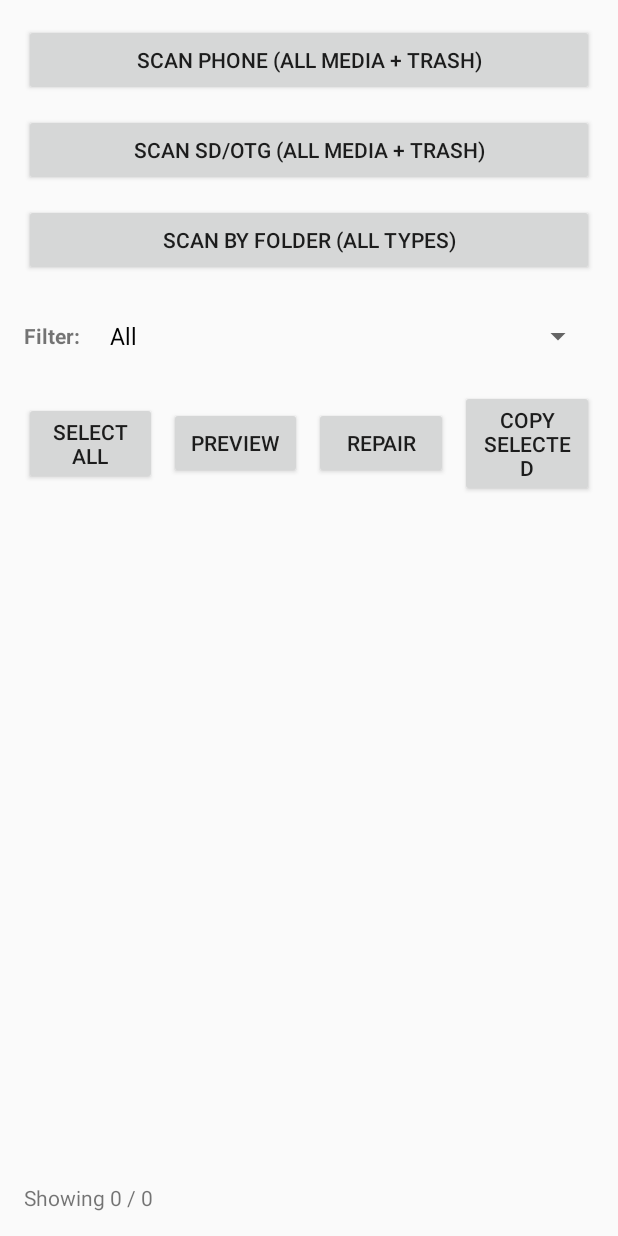
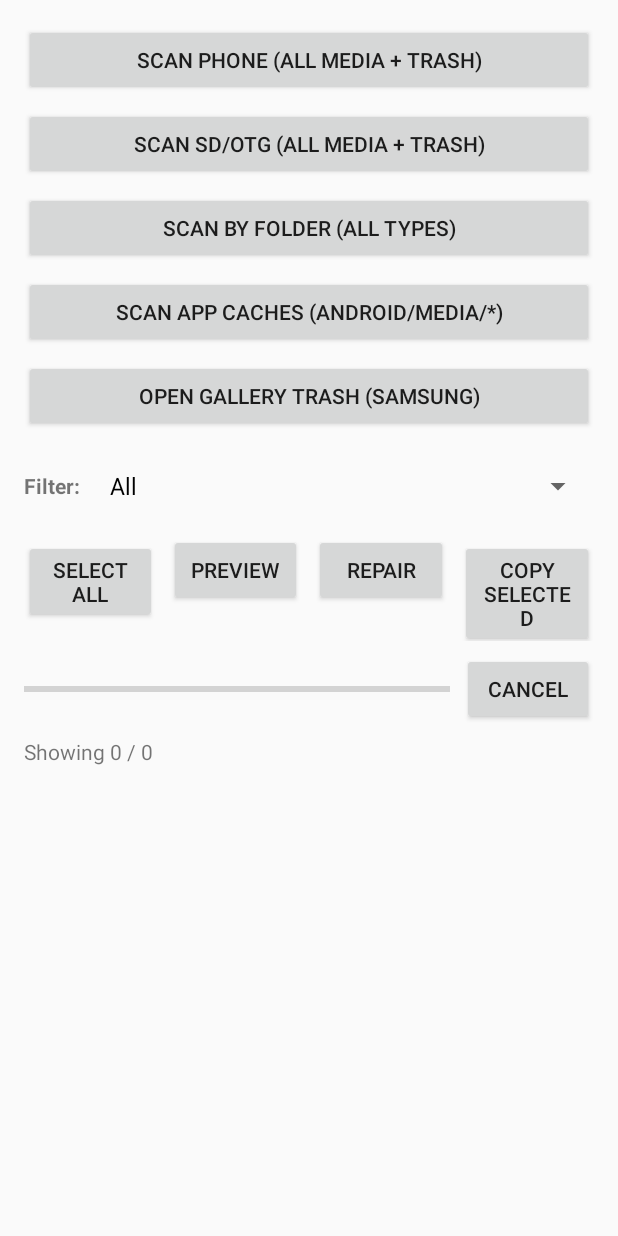
Before and after one commit to Art2485/.github-workflows-build-apk.yml, an Android app: the screen it shows after launch (MainActivity), on a phone screen of 412 x 824 dp. Run offline under Robolectric (Android 15) with nearby library versions, the phone set to English and light mode, and no system bars.

Commit message:
Update activity_main.xml

```diff
--- a/app/src/main/res/layout/activity_main.xml
+++ b/app/src/main/res/layout/activity_main.xml
@@ -1,117 +1,87 @@
 <?xml version="1.0" encoding="utf-8"?>
 <LinearLayout xmlns:android="http://schemas.android.com/apk/res/android"
-    android:orientation="vertical"
-    android:padding="16dp"
-    android:layout_width="match_parent"
-    android:layout_height="match_parent">
+    android:orientation="vertical" android:padding="16dp"
+    android:layout_width="match_parent" android:layout_height="match_parent">
 
-    <!-- ปุ่มสแกน -->
-    <Button
-        android:id="@+id/btnScanPhone"
-        android:text="SCAN PHONE (ALL MEDIA + TRASH)"
-        android:layout_width="match_parent"
-        android:layout_height="wrap_content"/>
+    <!-- สแกนหลัก -->
+    <Button android:id="@+id/btnScanPhone"
+        android:layout_width="match_parent" android:layout_height="wrap_content"
+        android:text="SCAN PHONE (ALL MEDIA + TRASH)"/>
 
+    <Space android:layout_width="0dp" android:layout_height="8dp"/>
+    <Button android:id="@+id/btnScanRemovable"
+        android:layout_width="match_parent" android:layout_height="wrap_content"
+        android:text="SCAN SD/OTG (ALL MEDIA + TRASH)"/>
+
+    <Space android:layout_width="0dp" android:layout_height="8dp"/>
+    <Button android:id="@+id/btnPickFolder"
+        android:layout_width="match_parent" android:layout_height="wrap_content"
+        android:text="SCAN BY FOLDER (ALL TYPES)"/>
+
+    <Space android:layout_width="0dp" android:layout_height="8dp"/>
+    <Button android:id="@+id/btnScanAppCaches"
+        android:layout_width="match_parent" android:layout_height="wrap_content"
+        android:text="SCAN APP CACHES (Android/media/*)"/>
+
+    <Space android:layout_width="0dp" android:layout_height="8dp"/>
+    <Button android:id="@+id/btnOpenGalleryTrash"
+        android:layout_width="match_parent" android:layout_height="wrap_content"
+        android:text="OPEN GALLERY TRASH (Samsung)"/>
+
+    <!-- แถว Filter -->
     <Space android:layout_width="0dp" android:layout_height="12dp"/>
-
-    <Button
-        android:id="@+id/btnScanRemovable"
-        android:text="SCAN SD/OTG (ALL MEDIA + TRASH)"
-        android:layout_width="match_parent"
-        android:layout_height="wrap_content"/>
-
-    <Space android:layout_width="0dp" android:layout_height="12dp"/>
-
-    <Button
-        android:id="@+id/btnPickFolder"
-        android:text="SCAN BY FOLDER (ALL TYPES)"
-        android:layout_width="match_parent"
-        android:layout_height="wrap_content"/>
-
-    <Space android:layout_width="0dp" android:layout_height="16dp"/>
-
-    <!-- แถว Filter + ปุ่มต่าง ๆ -->
-    <LinearLayout
-        android:layout_width="match_parent"
-        android:layout_height="wrap_content"
-        android:gravity="center_vertical"
-        android:orientation="horizontal">
-
-        <TextView
-            android:layout_width="wrap_content"
-            android:layout_height="wrap_content"
-            android:text="Filter:"
-            android:textStyle="bold"
-            android:paddingEnd="12dp"/>
-
-        <Spinner
-            android:id="@+id/spinnerFilter"
-            android:layout_width="0dp"
-            android:layout_height="wrap_content"
-            android:layout_weight="1"
-            android:spinnerMode="dropdown" />
+    <LinearLayout android:layout_width="match_parent" android:layout_height="wrap_content"
+        android:orientation="horizontal" android:gravity="center_vertical">
+        <TextView android:layout_width="wrap_content" android:layout_height="wrap_content"
+            android:text="Filter:" android:textStyle="bold" android:paddingEnd="12dp"/>
+        <Spinner android:id="@+id/spinnerFilter"
+            android:layout_width="0dp" android:layout_height="wrap_content" android:layout_weight="1"/>
     </LinearLayout>
 
-    <Space android:layout_width="0dp" android:layout_height="12dp"/>
-
-    <LinearLayout
-        android:layout_width="match_parent"
-        android:layout_height="wrap_content"
-        android:gravity="center"
-        android:weightSum="4"
-        android:orientation="horizontal">
-
-        <Button
-            android:id="@+id/btnSelectAll"
-            android:text="SELECT ALL"
-            android:layout_width="0dp"
-            android:layout_height="wrap_content"
-            android:layout_weight="1"/>
-
+    <!-- ปุ่มทำงานกับรายการ -->
+    <Space android:layout_width="0dp" android:layout_height="8dp"/>
+    <LinearLayout android:layout_width="match_parent" android:layout_height="wrap_content"
+        android:orientation="horizontal" android:weightSum="4">
+        <Button android:id="@+id/btnSelectAll"
+            android:layout_width="0dp" android:layout_height="wrap_content" android:layout_weight="1"
+            android:text="SELECT ALL"/>
         <Space android:layout_width="8dp" android:layout_height="0dp"/>
-
-        <Button
-            android:id="@+id/btnPreview"
-            android:text="PREVIEW"
-            android:layout_width="0dp"
-            android:layout_height="wrap_content"
-            android:layout_weight="1"/>
-
+        <Button android:id="@+id/btnPreview"
+            android:layout_width="0dp" android:layout_height="wrap_content" android:layout_weight="1"
+            android:text="PREVIEW"/>
         <Space android:layout_width="8dp" android:layout_height="0dp"/>
-
-        <Button
-            android:id="@+id/btnRepair"
-            android:text="REPAIR"
-            android:layout_width="0dp"
-            android:layout_height="wrap_content"
-            android:layout_weight="1"/>
-
+        <Button android:id="@+id/btnRepair"
+            android:layout_width="0dp" android:layout_height="wrap_content" android:layout_weight="1"
+            android:text="REPAIR"/>
         <Space android:layout_width="8dp" android:layout_height="0dp"/>
-
-        <Button
-            android:id="@+id/btnCopy"
-            android:text="COPY SELECTED"
-            android:layout_width="0dp"
-            android:layout_height="wrap_content"
-            android:layout_weight="1"/>
+        <Button android:id="@+id/btnCopy"
+            android:layout_width="0dp" android:layout_height="wrap_content" android:layout_weight="1"
+            android:text="COPY SELECTED"/>
     </LinearLayout>
 
-    <Space android:layout_width="0dp" android:layout_height="12dp"/>
+    <!-- แถบความคืบหน้า + ยกเลิก -->
+    <Space android:layout_width="0dp" android:layout_height="8dp"/>
+    <LinearLayout android:layout_width="match_parent" android:layout_height="wrap_content"
+        android:orientation="horizontal" android:gravity="center_vertical">
+        <ProgressBar
+            android:id="@+id/progress"
+            style="@android:style/Widget.DeviceDefault.Light.ProgressBar.Horizontal"
+            android:layout_width="0dp" android:layout_height="wrap_content" android:layout_weight="1"
+            android:max="100" android:progress="0"/>
+        <Space android:layout_width="8dp" android:layout_height="0dp"/>
+        <Button android:id="@+id/btnCancel"
+            android:layout_width="wrap_content" android:layout_height="wrap_content"
+            android:text="Cancel"/>
+    </LinearLayout>
 
-    <!-- รายการผลลัพธ์เป็น RecyclerView เพื่อไม่เด้งและลื่น -->
+    <Space android:layout_width="0dp" android:layout_height="8dp"/>
+    <TextView android:id="@+id/tvStatus"
+        android:layout_width="match_parent" android:layout_height="wrap_content"
+        android:text="Ready."/>
+
+    <!-- รายการ -->
     <androidx.recyclerview.widget.RecyclerView
         android:id="@+id/recycler"
-        android:layout_width="match_parent"
-        android:layout_height="0dp"
-        android:layout_weight="1"
-        android:descendantFocusability="blocksDescendants"/>
-
-    <Space android:layout_width="0dp" android:layout_height="8dp"/>
-
-    <!-- สถานะ/เปอร์เซ็นต์ -->
-    <TextView
-        android:id="@+id/tvStatus"
-        android:text="Ready."
-        android:layout_width="match_parent"
-        android:layout_height="wrap_content"/>
+        android:layout_width="match_parent" android:layout_height="0dp"
+        android:layout_weight="1" android:descendantFocusability="blocksDescendants"/>
 </LinearLayout>
```
